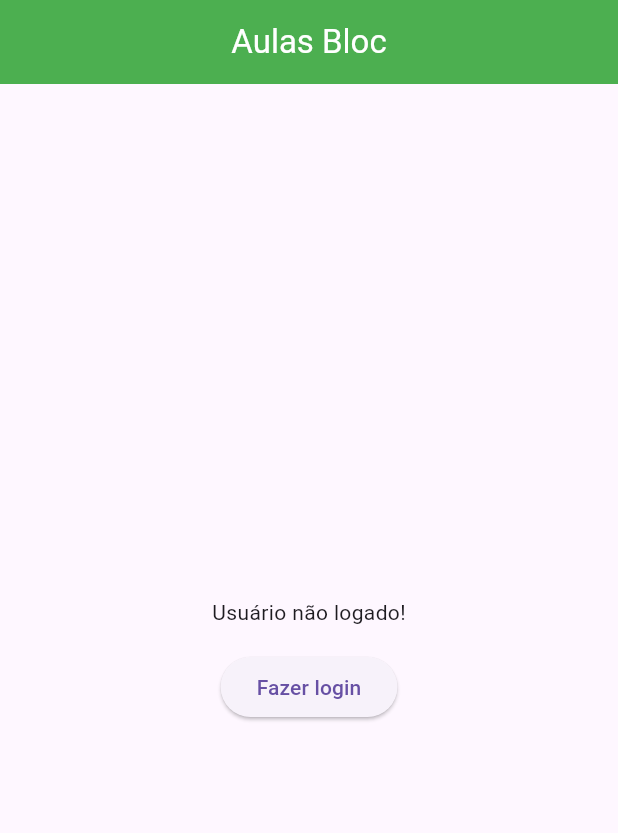
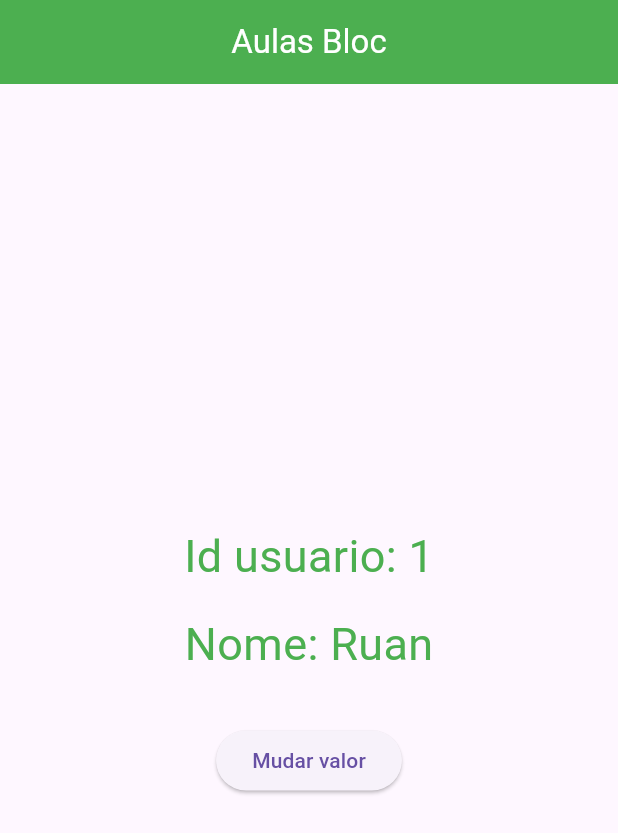
Before and after one commit to SilvaRuan16/Aprendendo-Bloc, a Flutter app: the screen it shows after launch, on a phone screen of 412 x 824 dp. Shown: the top 833 px of the screen. Run offline on Flutter 3.47's test engine with Material 3 defaults, Android fonts, the phone set to English and light mode, and no system bars; our stand-ins replace equatable, flutter_bloc.

Commit message:
Foi feito a correção na condição e finalização

```diff
--- /dev/null
+++ b/devtools_options.yaml
@@ -0,0 +1 @@
+extensions:
--- a/lib/main.dart
+++ b/lib/main.dart
@@ -1,6 +1,9 @@
+import 'dart:math';
+
 import 'package:appbloc/bloc/user_bloc.dart';
 import 'package:flutter/material.dart';
 import 'package:flutter_bloc/flutter_bloc.dart';
+//import 'package:provider/src/provider.dart';
 
 // Testando git
 
@@ -29,18 +32,31 @@ class MyApp extends StatelessWidget {
             builder: (context, state) {
 
               if(state is UserInitial){
+                Future.delayed(Duration(seconds: 3)).then((value){
+                  context.read<UserBloc>().add(UserLogin('1', 'Ruan'));
+                });
+                return const Center(
+                  child: CircularProgressIndicator(),
+                );
+              }
+
+              /*
+
+              if(state is UserInitial){
                 return Column(
                   mainAxisAlignment: MainAxisAlignment.center,
                   children: [
                     const Text('Usuário não logado!'),
                     const SizedBox(height: 16,),
                     ElevatedButton(
-                      onPressed: () => context.read()<UserBloc>().add(UserLogin('1', 'Ruan')),
+                      onPressed: () => context.read<UserBloc>().add(UserLogin('1', 'Ruan')),
                       child: const Text('Fazer login'),
                     ),
                   ],
                 );
               }
+
+              */
 
               if(state is UserLoogedIn) {
                 return Column(
@@ -51,8 +67,12 @@ class MyApp extends StatelessWidget {
                     Text('Nome: ${state.userName}', style: const TextStyle(fontSize: 30, color: Colors.green),),
                     const SizedBox(height: 32,),
                     ElevatedButton(
-                      onPressed: () => context.read<UserBloc>().add(UserLogin('1', 'Marcos'),),
-                      child: Text('Mudar valor'),
+                      onPressed: () {
+                        var rng = Random();
+                        var maxnumber = 400;
+                        context.read<UserBloc>().add(UserLogin(rng.nextInt(maxnumber).toString(), 'Marcos'),);
+                      },
+                      child: const Text('Mudar valor'),
                     ),
                   ],
                 );
```
Also changed, not shown: keybindings.json (added, +8 -0 lines).
